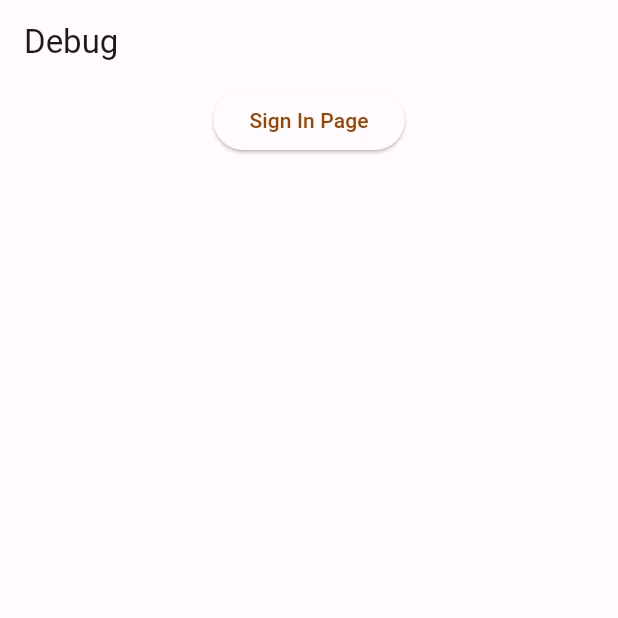
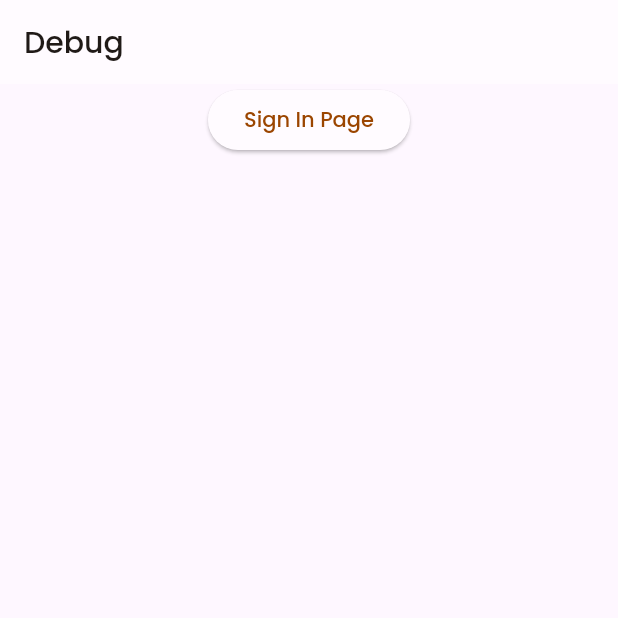
Before and after one commit to supawichable/ReFoodable, a Flutter app: the screen it shows after launch, on a phone screen of 412 x 824 dp, the top half of it. Run offline on Flutter 3.47's test engine with Material 2 defaults, Android fonts, the phone set to English and light mode, and no system bars; our stand-ins replace auto_route, cloud_firestore, firebase_auth, firebase_core, flutter_dotenv, freezed_annotation and 1 more; accounts and stored records are empty; generated files the repository leaves out were written again.

Commit message:
Configured Google Fonts

```diff
--- a/lib/main.dart
+++ b/lib/main.dart
@@ -7,6 +7,7 @@ import 'package:flutter_dotenv/flutter_dotenv.dart';
 import 'package:gdsctokyo/firebase_options.dart';
 import 'package:gdsctokyo/routes/router.gr.dart';
 import 'package:gdsctokyo/theme/color_schemes.g.dart';
+import 'package:google_fonts/google_fonts.dart';
 
 void main() async {
   await dotenv.load(fileName: ".env");
@@ -21,6 +22,7 @@ void main() async {
       FirebaseFirestore.instance.useFirestoreEmulator('localhost', 8080);
       await FirebaseAuth.instance.useAuthEmulator('localhost', 9099);
     } catch (e) {
+      // ignore: avoid_print
       print(e);
     }
   }
@@ -33,12 +35,23 @@ class MyApp extends StatelessWidget {
 
   final _appRouter = AppRouter();
 
+  // This widget is the root of your application.
   @override
   Widget build(BuildContext context) {
+    // Define baseTheme here
+    final baseTheme = ThemeData(
+      useMaterial3: true,
+      textTheme: GoogleFonts.poppinsTextTheme(Theme.of(context).textTheme),
+    );
+
     return MaterialApp.router(
       // See `theme/color_schemes.g.dart` for the color schemes.
-      theme: ThemeData(useMaterial3: true, colorScheme: lightColorScheme),
-      darkTheme: ThemeData(useMaterial3: true, colorScheme: darkColorScheme),
+      theme: baseTheme.copyWith(
+        colorScheme: lightColorScheme,
+      ),
+      darkTheme: baseTheme.copyWith(
+        colorScheme: darkColorScheme,
+      ),
       routerDelegate: _appRouter.delegate(),
       routeInformationParser: _appRouter.defaultRouteParser(),
     );
```
Also changed, not shown: lib/screens/signin.dart (+6 -1 lines), 1 other file.
